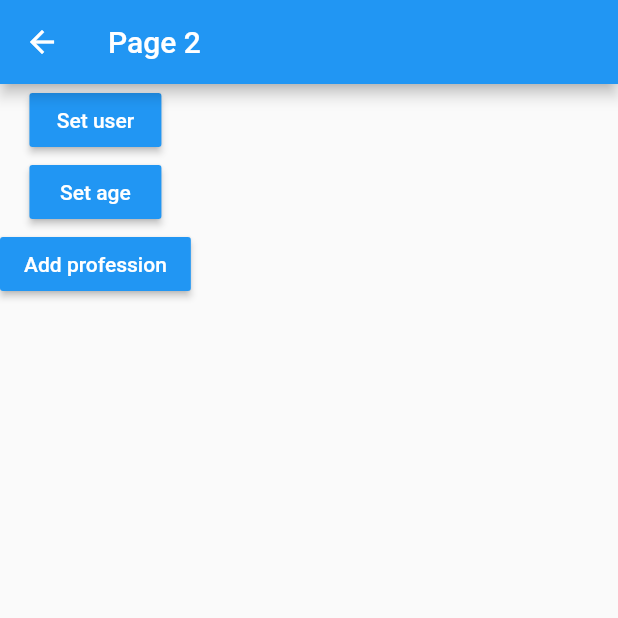
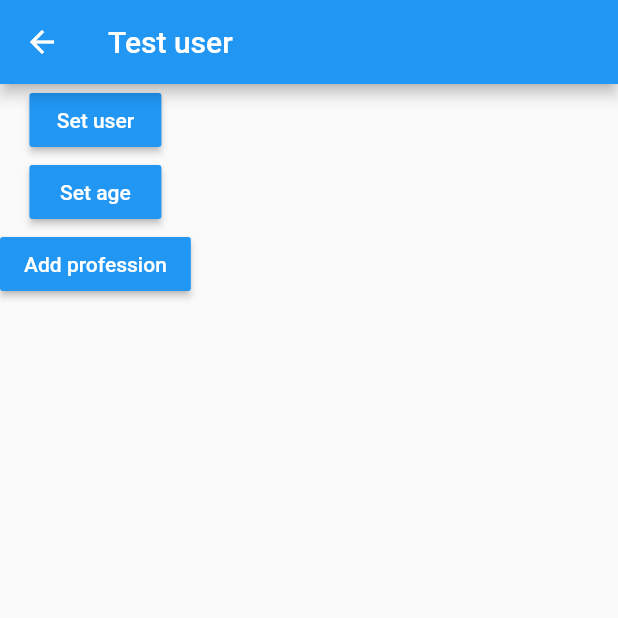
Before and after one commit to adrianrdz9/flutter_singleton, a Flutter app: the TwoPage screen opened by its route, after a tap on "Set user", on a phone screen of 412 x 824 dp, the top half of it. Run offline on Flutter 3.47's test engine with Material 2 defaults, Android fonts, the phone set to English and light mode, and no system bars.

```diff
--- a/lib/models/user.dart
+++ b/lib/models/user.dart
@@ -7,5 +7,5 @@ class User {
     this.name,
     this.age,
     this.professions
-  })
+  });
 }
--- a/lib/page/page1_page.dart
+++ b/lib/page/page1_page.dart
@@ -1,4 +1,6 @@
 import 'package:flutter/material.dart';
+import 'package:state_management/models/user.dart';
+import 'package:state_management/services/user_service.dart';
 
 class OnePage extends StatelessWidget {
   @override
@@ -7,7 +9,14 @@ class OnePage extends StatelessWidget {
       appBar: AppBar(
         title: Text('Page 1'),
       ),
-      body: UserInformation(),
+      body: StreamBuilder(
+        stream: userService.userStream ,
+        builder: (BuildContext context, AsyncSnapshot<User> snapshot){
+          return snapshot.hasData
+            ? UserInformation(snapshot.data)
+            : Center(child: Text("No user exists"));
+        },
+      ),
       floatingActionButton: FloatingActionButton(
         child: Icon(Icons.ac_unit),
         onPressed: () => Navigator.pushNamed(context, 'page2'),
@@ -17,6 +26,12 @@ class OnePage extends StatelessWidget {
 }
 
 class UserInformation extends StatelessWidget {
+
+  final User user;
+
+  UserInformation(this.user);
+
+
   @override
   Widget build(BuildContext context) {
     return Container(
@@ -31,10 +46,10 @@ class UserInformation extends StatelessWidget {
           ),
           Divider(),
           ListTile(
-            title: Text('Name: '),
+            title: Text('Name: ${this.user.name}'),
           ),
           ListTile(
-            title: Text('Age: '),
+            title: Text('Age: ${this.user.age}'),
           ),
 
           Text(
--- a/lib/page/page2_page.dart
+++ b/lib/page/page2_page.dart
@@ -1,4 +1,6 @@
 import 'package:flutter/material.dart';
+import 'package:state_management/models/user.dart';
+import 'package:state_management/services/user_service.dart';
 
 
 class TwoPage extends StatelessWidget {
@@ -7,7 +9,14 @@ class TwoPage extends StatelessWidget {
   Widget build(BuildContext context) {
     return Scaffold(
       appBar: AppBar(
-        title: Text('Page 2')
+        title: StreamBuilder(
+          stream: userService.userStream,
+          builder: (BuildContext context, AsyncSnapshot<User> snapshot) {
+            return snapshot.hasData
+              ? Text('${snapshot.data.name}')
+              : Text('Page 2');
+          },
+        )
       ),
       body: Column(
         children: [
@@ -15,14 +24,20 @@ class TwoPage extends StatelessWidget {
             child: Text('Set user', style: TextStyle(color: Colors.white),),
             color: Colors.blue,
             onPressed: () {
+              final user = User(
+                name: "Test user",
+                age: 19,
+                professions: []
+              );
 
+              userService.setUser(user);
             },
           ),
           MaterialButton(
             child: Text('Set age', style: TextStyle(color: Colors.white),),
             color: Colors.blue,
             onPressed: () {
-
+              userService.user.age = 20;
             },
           ),
           MaterialButton(
--- /dev/null
+++ b/lib/services/user_service.dart
@@ -0,0 +1,27 @@
+import 'dart:async';
+
+import 'package:state_management/models/user.dart';
+
+class _UserService {
+  User _user;
+
+  StreamController<User> _userStreamController = StreamController<User>.broadcast();
+
+  User get user => this._user;
+
+  bool get userExists => this._user != null;
+
+  Stream<User> get userStream => this._userStreamController.stream;
+
+  void setUser(User user) {
+    this._user = user;
+    this._userStreamController.add(user);
+  }
+
+  dispose() {
+    this._userStreamController?.close();
+  }
+
+}
+
+final userService = _UserService();
```
Also changed, not shown: 1 other file.
